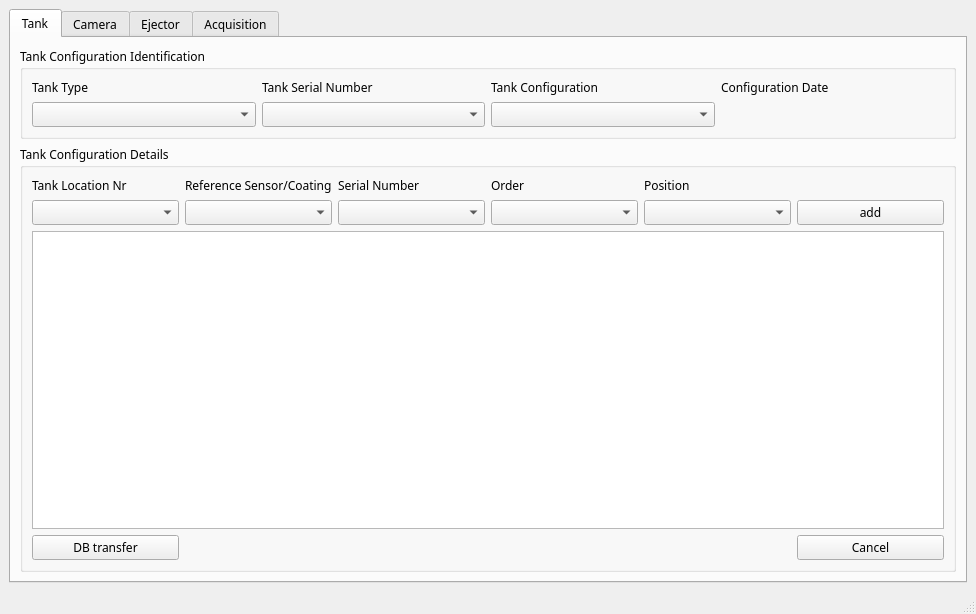
Qt form cleansky_LMSM/ui_to_py_by_qtdesigner/List_of_configuration.ui (HouzeZHANG/CSLMSM) before a commit.
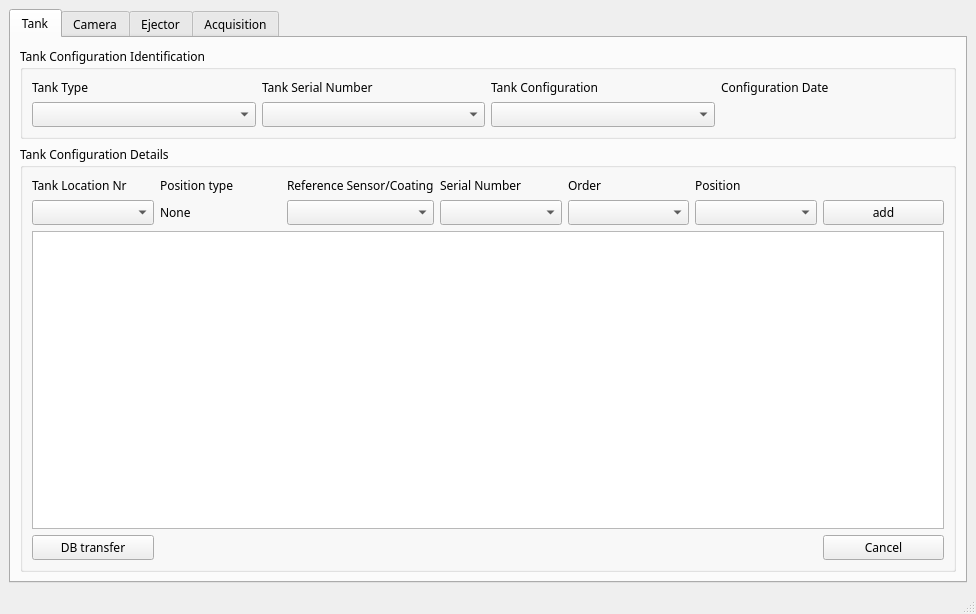
The same form after that commit.

Diff of the .ui file:
```diff
--- a/cleansky_LMSM/ui_to_py_by_qtdesigner/List_of_configuration.ui
+++ b/cleansky_LMSM/ui_to_py_by_qtdesigner/List_of_configuration.ui
@@ -95,51 +95,47 @@
            <string>Tank Configuration Details</string>
           </property>
           <layout class="QGridLayout" name="gridLayout_2">
-           <item row="0" column="1">
+           <item row="1" column="5">
+            <widget class="QComboBox" name="comboBox_27"/>
+           </item>
+           <item row="0" column="2">
             <widget class="QLabel" name="label_6">
              <property name="text">
               <string>Reference Sensor/Coating</string>
              </property>
             </widget>
            </item>
-           <item row="1" column="1">
-            <widget class="QComboBox" name="comboBox_5"/>
-           </item>
-           <item row="1" column="5">
+           <item row="1" column="6">
             <widget class="QPushButton" name="pushButton_3">
              <property name="text">
               <string>add</string>
              </property>
             </widget>
            </item>
-           <item row="0" column="4">
-            <widget class="QLabel" name="label_26">
-             <property name="text">
-              <string>Position</string>
-             </property>
-            </widget>
-           </item>
-           <item row="0" column="0">
-            <widget class="QLabel" name="label_7">
-             <property name="text">
-              <string>Tank Location Nr</string>
-             </property>
-            </widget>
-           </item>
            <item row="1" column="2">
-            <widget class="QComboBox" name="comboBox_6"/>
+            <widget class="QComboBox" name="comboBox_5"/>
            </item>
            <item row="1" column="3">
+            <widget class="QComboBox" name="comboBox_6"/>
+           </item>
+           <item row="1" column="4">
             <widget class="QComboBox" name="comboBox_26"/>
            </item>
+           <item row="0" column="0">
+            <widget class="QLabel" name="label_7">
+             <property name="text">
+              <string>Tank Location Nr</string>
+             </property>
+            </widget>
+           </item>
+           <item row="0" column="5">
+            <widget class="QLabel" name="label_26">
+             <property name="text">
+              <string>Position</string>
+             </property>
+            </widget>
+           </item>
            <item row="0" column="3">
-            <widget class="QLabel" name="label_8">
-             <property name="text">
-              <string>Order</string>
-             </property>
-            </widget>
-           </item>
-           <item row="0" column="2">
             <widget class="QLabel" name="label_5">
              <property name="text">
               <string>Serial Number</string>
@@ -149,11 +145,12 @@
            <item row="1" column="0">
             <widget class="QComboBox" name="comboBox_4"/>
            </item>
-           <item row="1" column="4">
-            <widget class="QComboBox" name="comboBox_27"/>
-           </item>
-           <item row="2" column="0" colspan="6">
-            <widget class="QTableWidget" name="tableWidget"/>
+           <item row="0" column="4">
+            <widget class="QLabel" name="label_8">
+             <property name="text">
+              <string>Order</string>
+             </property>
+            </widget>
            </item>
            <item row="3" column="0">
             <widget class="QPushButton" name="pushButton_2">
@@ -162,13 +159,30 @@
              </property>
             </widget>
            </item>
-           <item row="3" column="5">
+           <item row="2" column="0" colspan="7">
+            <widget class="QTableWidget" name="tableWidget"/>
+           </item>
+           <item row="3" column="6">
             <widget class="QPushButton" name="pushButton">
              <property name="text">
               <string>Cancel</string>
              </property>
             </widget>
            </item>
+           <item row="1" column="1">
+            <widget class="QLabel" name="label_37">
+             <property name="text">
+              <string>None</string>
+             </property>
+            </widget>
+           </item>
+           <item row="0" column="1">
+            <widget class="QLabel" name="label_41">
+             <property name="text">
+              <string>Position type</string>
+             </property>
+            </widget>
+           </item>
           </layout>
          </widget>
         </item>
```
